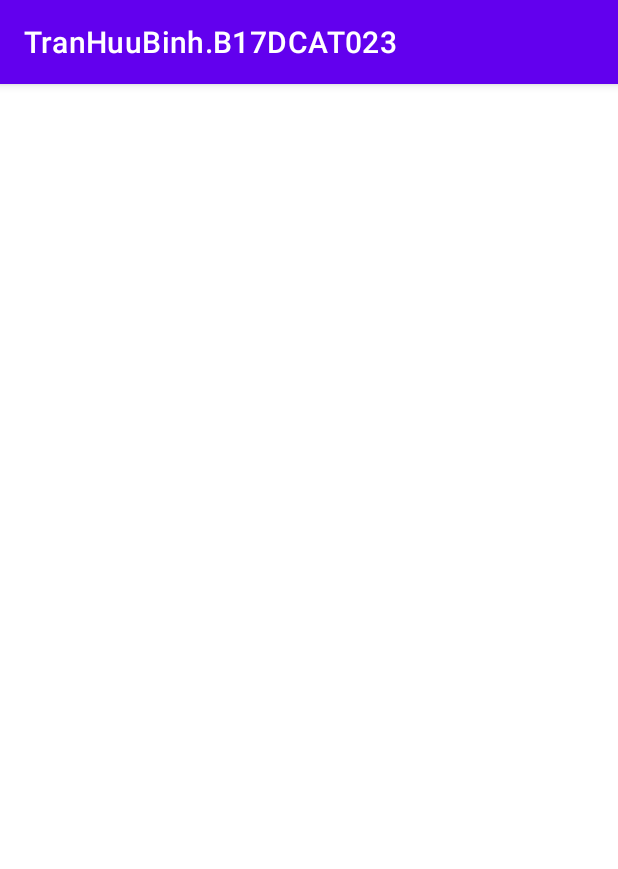
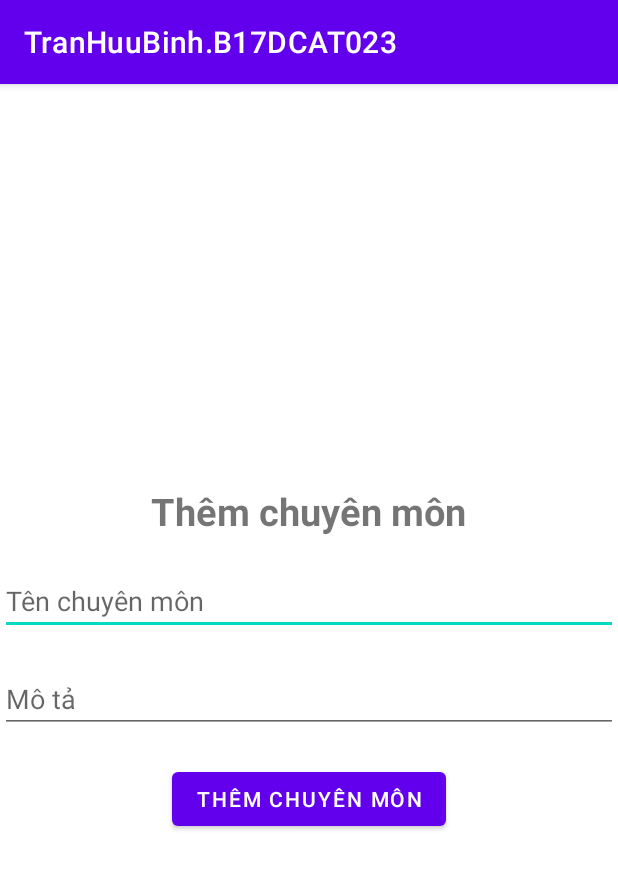
Before and after one commit to binhtranhuu/quan-ly-giang-vien-luu-shared-preferences, an Android app: the ManAddChuyenMon screen opened directly, with no data from a screen before it, on a phone screen of 412 x 824 dp. Shown: the top 869 px of the screen. Run offline under Robolectric (Android 15) with nearby library versions, the phone set to English and light mode, and no system bars.

Commit message:
6.Thêm mới chuyên môn

```diff
--- a/app/src/main/java/com/example/tranhuubinhb17dcat023/ManAddChuyenMon.java
+++ b/app/src/main/java/com/example/tranhuubinhb17dcat023/ManAddChuyenMon.java
@@ -2,13 +2,56 @@ package com.example.tranhuubinhb17dcat023;
 
 import androidx.appcompat.app.AppCompatActivity;
 
+import android.content.Intent;
 import android.os.Bundle;
+import android.view.View;
+import android.widget.Button;
+import android.widget.EditText;
+import android.widget.Toast;
+
+import com.example.tranhuubinhb17dcat023.model.B17DCAT023_ChuyenMon;
+import com.example.tranhuubinhb17dcat023.storage.SharedPrefManager;
+
+import java.util.ArrayList;
 
 public class ManAddChuyenMon extends AppCompatActivity {
+
+    EditText edTenCM, edMoTaCM;
+    Button btnThemCM;
+
+    ArrayList<B17DCAT023_ChuyenMon> chuyenMonArrayList;
 
     @Override
     protected void onCreate(Bundle savedInstanceState) {
         super.onCreate(savedInstanceState);
         setContentView(R.layout.activity_man_add_chuyen_mon);
+
+        chuyenMonArrayList = SharedPrefManager.getInstace(this).getAllChuyenMon();
+
+        // Ánh xạ
+        edTenCM = findViewById(R.id.edTenCM);
+        edMoTaCM = findViewById(R.id.edMoTaCM);
+        btnThemCM = findViewById(R.id.btnThemCM);
+
+        // Bắt sự kiện click thêm lớp học
+        btnThemCM.setOnClickListener(new View.OnClickListener() {
+            @Override
+            public void onClick(View v) {
+                B17DCAT023_ChuyenMon chuyenMon = new B17DCAT023_ChuyenMon(chuyenMonArrayList.size() + 1, edTenCM.getText().toString().trim(),
+                        edMoTaCM.getText().toString().trim());
+
+                chuyenMonArrayList.add(chuyenMon);
+
+                SharedPrefManager sharedPrefManager = SharedPrefManager.getInstace(ManAddChuyenMon.this);
+
+                sharedPrefManager.saveChuyenMon(chuyenMonArrayList);
+
+                Toast.makeText(ManAddChuyenMon.this, "Thêm mới thành công", Toast.LENGTH_LONG).show();
+
+                Intent intent = new Intent(ManAddChuyenMon.this, ManChuyenMon.class);
+                finish();
+                startActivity(intent);
+            }
+        });
     }
 }
--- a/app/src/main/java/com/example/tranhuubinhb17dcat023/storage/SharedPrefManager.java
+++ b/app/src/main/java/com/example/tranhuubinhb17dcat023/storage/SharedPrefManager.java
@@ -3,6 +3,7 @@ package com.example.tranhuubinhb17dcat023.storage;
 import android.content.Context;
 import android.content.SharedPreferences;
 
+import com.example.tranhuubinhb17dcat023.model.B17DCAT023_ChuyenMon;
 import com.example.tranhuubinhb17dcat023.model.B17DCAT023_GiangVien;
 import com.google.gson.Gson;
 import com.google.gson.reflect.TypeToken;
@@ -56,4 +57,34 @@ public class SharedPrefManager {
 
         return giangVienArrayList;
     }
+
+    // Thêm chuyên môn
+    public void saveChuyenMon(ArrayList<B17DCAT023_ChuyenMon> chuyenMonArrayList) {
+        SharedPreferences sharedPreferences = ctx.getSharedPreferences(SHARED_PREF_NAME, Context.MODE_PRIVATE);
+        SharedPreferences.Editor editor = sharedPreferences.edit();
+
+        Gson gson = new Gson();
+        String json = gson.toJson(chuyenMonArrayList);
+        editor.putString("chuyen mon", json);
+        editor.apply();
+    }
+
+    // Lấy tất cả chuyên môn
+    public ArrayList<B17DCAT023_ChuyenMon> getAllChuyenMon() {
+        SharedPreferences sharedPreferences = ctx.getSharedPreferences(SHARED_PREF_NAME, Context.MODE_PRIVATE);
+
+        ArrayList<B17DCAT023_ChuyenMon> chuyenMonArrayList = new ArrayList<>();
+
+        Gson gson = new Gson();
+        String json = sharedPreferences.getString("chuyen mon", null);
+        Type type = new TypeToken<ArrayList<B17DCAT023_ChuyenMon>>() {
+        }.getType();
+        chuyenMonArrayList = gson.fromJson(json, type);
+
+        if (chuyenMonArrayList == null) {
+            chuyenMonArrayList = new ArrayList<>();
+        }
+
+        return chuyenMonArrayList;
+    }
 }
--- a/app/src/main/res/layout/activity_man_add_chuyen_mon.xml
+++ b/app/src/main/res/layout/activity_man_add_chuyen_mon.xml
@@ -1,9 +1,43 @@
 <?xml version="1.0" encoding="utf-8"?>
-<androidx.constraintlayout.widget.ConstraintLayout xmlns:android="http://schemas.android.com/apk/res/android"
+<LinearLayout xmlns:android="http://schemas.android.com/apk/res/android"
     xmlns:app="http://schemas.android.com/apk/res-auto"
     xmlns:tools="http://schemas.android.com/tools"
     android:layout_width="match_parent"
     android:layout_height="match_parent"
+    android:layout_gravity="center"
+    android:gravity="center"
+    android:orientation="vertical"
     tools:context=".ManAddChuyenMon">
 
-</androidx.constraintlayout.widget.ConstraintLayout>
+    <TextView
+        android:id="@+id/tvTenChuyenMon"
+        android:layout_width="wrap_content"
+        android:layout_height="wrap_content"
+        android:layout_gravity="center"
+        android:text="Thêm chuyên môn"
+        android:textSize="25dp"
+        android:textStyle="bold" />
+
+    <EditText
+        android:id="@+id/edTenCM"
+        android:layout_width="match_parent"
+        android:layout_height="wrap_content"
+        android:layout_marginTop="20dp"
+        android:hint="Tên chuyên môn" />
+
+    <EditText
+        android:id="@+id/edMoTaCM"
+        android:layout_width="match_parent"
+        android:layout_height="wrap_content"
+        android:layout_marginTop="20dp"
+        android:hint="Mô tả" />
+
+    <Button
+        android:id="@+id/btnThemCM"
+        android:layout_width="wrap_content"
+        android:layout_height="wrap_content"
+        android:layout_gravity="center"
+        android:layout_marginTop="20dp"
+        android:text="Thêm chuyên môn" />
+
+</LinearLayout>
```
Also changed, not shown: app/src/main/java/com/example/tranhuubinhb17dcat023/ManChuyenMon.java (+18 -0 lines), app/src/main/res/layout/activity_man_chuyen_mon.xml (+15 -2 lines), app/src/main/res/layout/chuyenmon.xml (added, +21 -0 lines).
